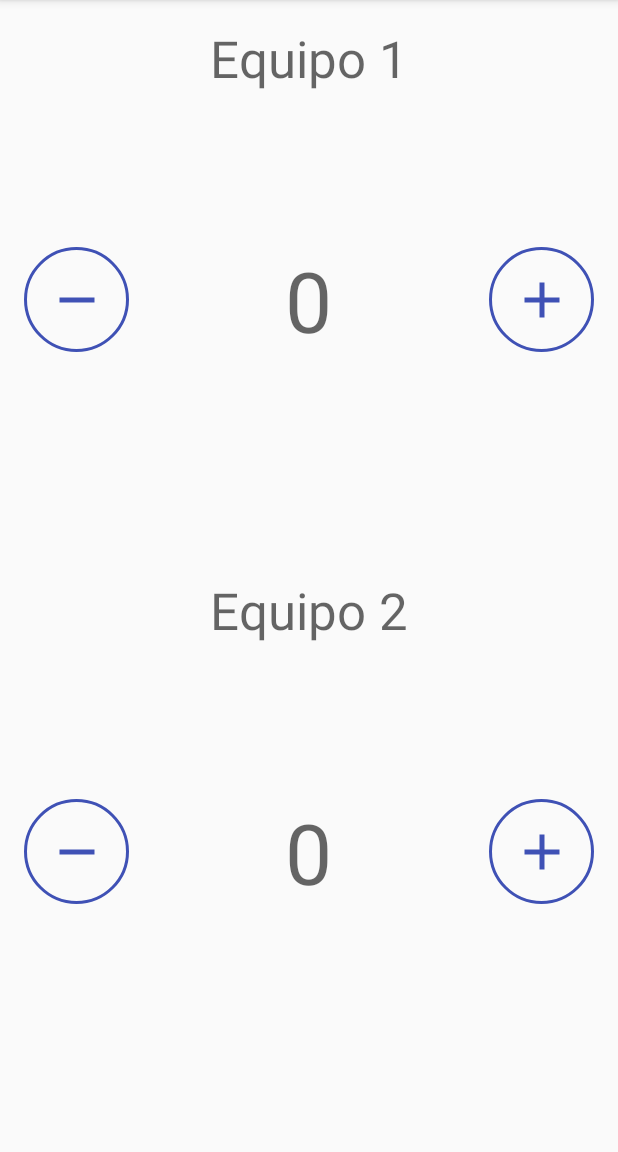
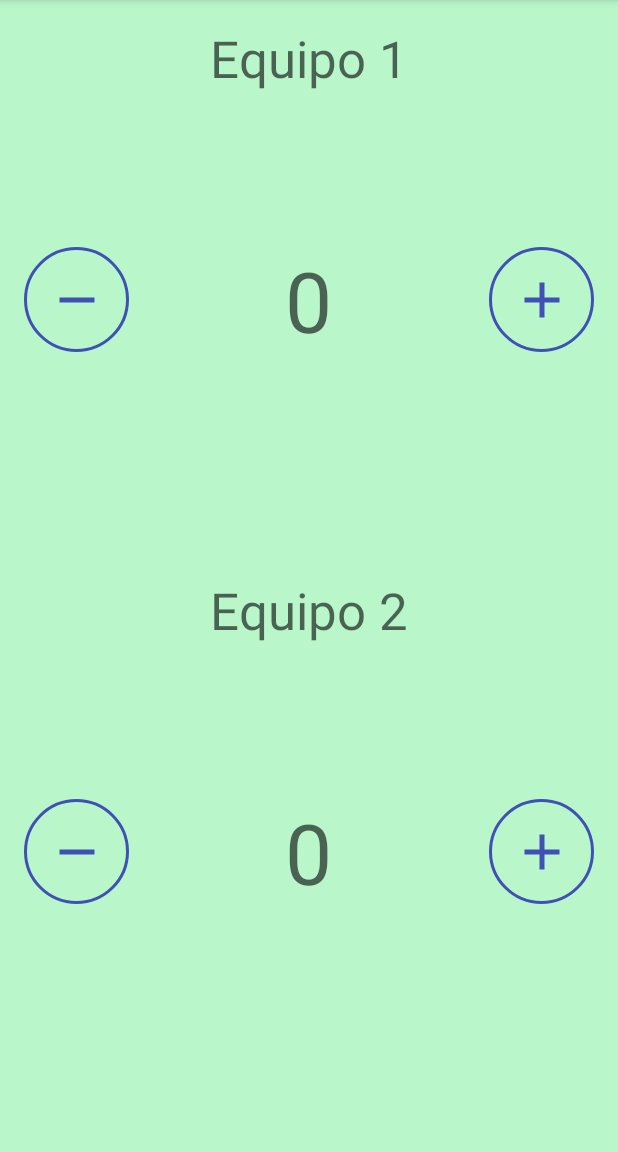
Before and after one commit to kone5/Marcadora, an Android app: the screen it shows after launch (MainActivity), on a phone screen of 412 x 824 dp, the part 84-1236 px from its top. Run offline under Robolectric (Android 15) with nearby library versions, the phone set to English and light mode, and no system bars.

Commit message:
segundo commit

```diff
--- a/app/src/main/res/layout/activity_main.xml
+++ b/app/src/main/res/layout/activity_main.xml
@@ -3,6 +3,7 @@
     xmlns:tools="http://schemas.android.com/tools"
     android:layout_width="match_parent"
     android:layout_height="match_parent"
+    android:background="#B9F6CA"
     android:orientation="vertical"
     android:padding="16dp"
     tools:context=".MainActivity">
@@ -13,31 +14,36 @@
         android:layout_weight="1">
 
         <TextView
+            style="@style/TeamText"
             android:layout_width="wrap_content"
             android:layout_height="wrap_content"
             android:layout_alignParentTop="true"
             android:layout_centerHorizontal="true"
+            android:background="#439101"
+            android:backgroundTint="#00000000"
+            android:foregroundTint="#4CAF50"
+            android:shadowColor="#4CAF50"
             android:text="@string/team_1"
-            style="@style/TeamText" />
+            tools:text="Equipo Verde" />
 
         <ImageButton
             android:id="@+id/decreaseTeam1"
+            style="@style/MinusButtons"
             android:layout_width="@dimen/button_size"
             android:layout_height="@dimen/button_size"
+            android:layout_alignParentStart="true"
             android:layout_alignParentLeft="true"
-            android:layout_alignParentStart="true"
             android:layout_centerVertical="true"
-            style="@style/MinusButtons"
-            android:onClick="decreaseScore"/>
+            android:onClick="decreaseScore" />
 
         <TextView
             android:id="@+id/score_1"
+            style="@style/ScoreText"
             android:layout_width="wrap_content"
             android:layout_height="wrap_content"
             android:layout_centerHorizontal="true"
             android:layout_centerVertical="true"
-            android:text="@string/initial_count"
-            style="@style/ScoreText" />
+            android:text="@string/initial_count" />
 
         <ImageButton
             android:id="@+id/increaseTeam1"
@@ -62,36 +68,38 @@
             android:layout_height="wrap_content"
             android:layout_alignParentTop="true"
             android:layout_centerHorizontal="true"
-            android:text="@string/team_2" />
+            android:background="#B9F6CA"
+            android:text="@string/team_2"
+            tools:text="Equipo Rojo" />
 
         <ImageButton
             android:id="@+id/decreaseTeam2"
+            style="@style/MinusButtons"
             android:layout_width="@dimen/button_size"
             android:layout_height="@dimen/button_size"
+            android:layout_alignParentStart="true"
             android:layout_alignParentLeft="true"
-            android:layout_alignParentStart="true"
             android:layout_centerVertical="true"
-            style="@style/MinusButtons"
-            android:onClick="decreaseScore"/>
+            android:onClick="decreaseScore" />
 
         <TextView
             android:id="@+id/score_2"
+            style="@style/ScoreText"
             android:layout_width="wrap_content"
             android:layout_height="wrap_content"
             android:layout_centerHorizontal="true"
             android:layout_centerVertical="true"
-            android:text="@string/initial_count"
-            style="@style/ScoreText" />
+            android:text="@string/initial_count" />
 
         <ImageButton
             android:id="@+id/increaseTeam2"
+            style="@style/PlusButtons"
             android:layout_width="@dimen/button_size"
             android:layout_height="@dimen/button_size"
             android:layout_alignParentEnd="true"
             android:layout_alignParentRight="true"
             android:layout_centerVertical="true"
-            style="@style/PlusButtons"
-            android:onClick="increaseScore"/>
+            android:onClick="increaseScore" />
     </RelativeLayout>
 
 </LinearLayout>
--- a/build.gradle
+++ b/build.gradle
@@ -5,7 +5,7 @@ buildscript {
         mavenCentral()
     }
     dependencies {
-        classpath "com.android.tools.build:gradle:7.0.1"
+        classpath 'com.android.tools.build:gradle:7.0.3'
 
         // NOTE: Do not place your application dependencies here; they belong
         // in the individual module build.gradle files
```
Also changed, not shown: 1 other file.
